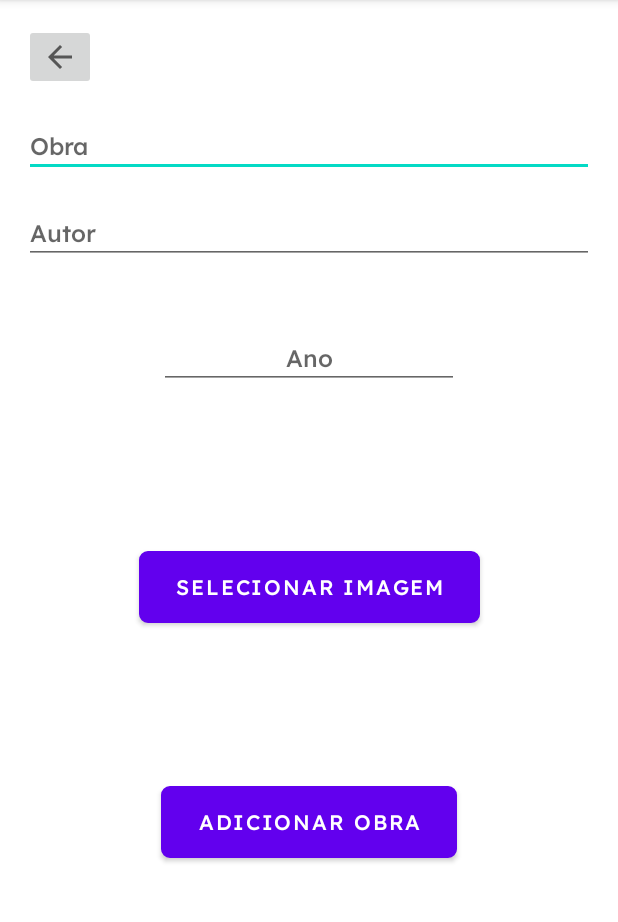
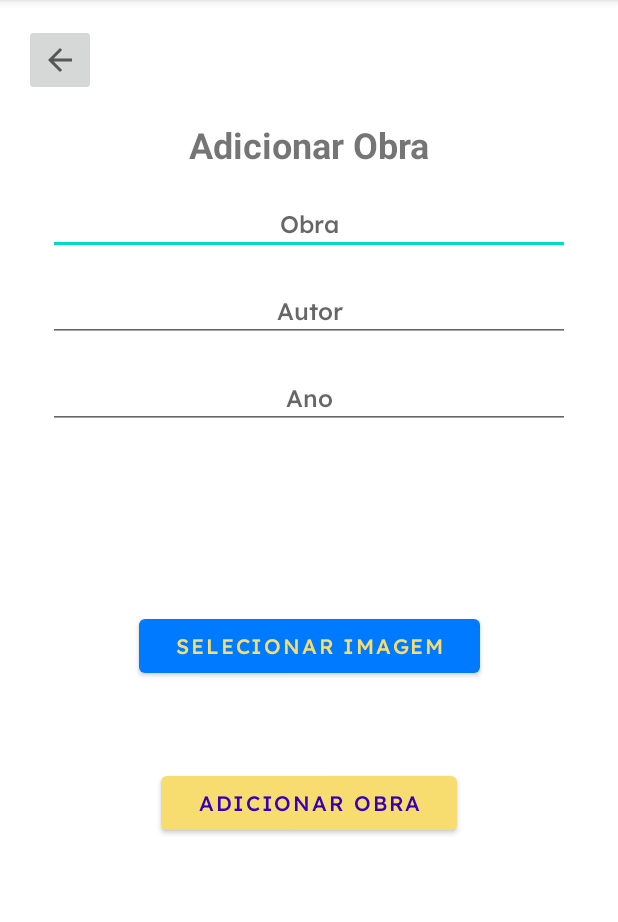
Before and after one commit to Ian-LS-Cesar/DaltonismoArtistico, an Android app: the TelaAdmin screen opened directly, with no data from a screen before it, after a tap on "ADICIONAR OBRA", on a phone screen of 412 x 824 dp, the part 84-1006 px from its top. Run offline under Robolectric (Android 15) with nearby library versions, the phone set to English and light mode, and no system bars; our stand-ins replace Firebase (no records; nobody signed in at launch, a user with empty details on screens opened directly).

Commit message:
Design aprimorado

```diff
--- a/app/src/main/java/com/example/trabalhonarak/TelaLogin.kt
+++ b/app/src/main/java/com/example/trabalhonarak/TelaLogin.kt
@@ -36,8 +36,8 @@ class TelaLogin : AppCompatActivity() {
                 // Se as credenciais coincidirem, exibir mensagem de sucesso
                 val message = "Login bem-sucedido como administrador!"
                 Toast.makeText(this, message, Toast.LENGTH_SHORT).show()
+                startActivity(intent)
 
-                startActivity(intent)
             }else if (username == "" || password == ""){
                 val message = "Por favor, preencha os campos!"
                 Toast.makeText(this, message, Toast.LENGTH_SHORT).show()
--- a/app/src/main/java/com/example/trabalhonarak/Tela_Admin.kt
+++ b/app/src/main/java/com/example/trabalhonarak/Tela_Admin.kt
@@ -13,7 +13,6 @@ class TelaAdmin : AppCompatActivity() {
 
     private lateinit var btnVoltarLogin: ImageButton
     private lateinit var btnInserirObraTela: Button
-    private lateinit var btnGaleria: Button
     private lateinit var btnAlterarObras: Button
     private lateinit var btnRemoverObras: Button
 
@@ -24,7 +23,6 @@ class TelaAdmin : AppCompatActivity() {
 
         btnInserirObraTela = findViewById(R.id.botaoInserirObraTela)
         btnVoltarLogin = findViewById(R.id.botaoVoltarLogin)
-        btnGaleria = findViewById(R.id.botaoGaleria)
         btnAlterarObras = findViewById(R.id.botaoAlterarObras)
         btnRemoverObras = findViewById(R.id.botaoRemoverObras)
 
@@ -40,9 +38,6 @@ class TelaAdmin : AppCompatActivity() {
             irParaInserirObra()
         }
 
-        btnGaleria.setOnClickListener{
-            irParaGaleria()
-        }
 
         btnAlterarObras.setOnClickListener{
             irParaAlterar()
--- a/app/src/main/java/com/example/trabalhonarak/Tela_Remover_Obra.kt
+++ b/app/src/main/java/com/example/trabalhonarak/Tela_Remover_Obra.kt
@@ -26,6 +26,7 @@ class TelaRemoverObras : AppCompatActivity() {
             val nomeObra = edtNomeObra.text.toString()
             if (nomeObra.isNotEmpty()) {
                 removerObraFirestore(nomeObra)
+                voltarAdmin()
             } else {
                 Toast.makeText(this, "Por favor, insira o nome da obra.", Toast.LENGTH_SHORT).show()
             }
--- a/app/src/main/res/drawable/button_background.xml
+++ /dev/null
@@ -1,12 +0,0 @@
-<shape xmlns:android="http://schemas.android.com/apk/res/android"
-    android:shape="rectangle">
-    <gradient
-        android:angle="45"
-        android:centerColor="#009688"
-        android:endColor="#006064"
-        android:startColor="#009688" />
-    <corners android:radius="5dp" />
-    <stroke
-        android:width="1dp"
-        android:color="#000000" />
-</shape>
--- a/app/src/main/res/layout/activity_obra_details.xml
+++ b/app/src/main/res/layout/activity_obra_details.xml
@@ -10,8 +10,8 @@
 
     <ImageButton
         android:id="@+id/botaoVoltarGaleria"
-        android:layout_width="wrap_content"
-        android:layout_height="wrap_content"
+        android:layout_width="48dp"
+        android:layout_height="48dp"
         android:layout_marginStart="16dp"
         android:layout_marginTop="16dp"
         app:layout_constraintStart_toStartOf="parent"
--- a/app/src/main/res/layout/tela_inserir_obra.xml
+++ b/app/src/main/res/layout/tela_inserir_obra.xml
@@ -8,25 +8,37 @@
 
     <ImageButton
         android:id="@+id/botaoVoltarTelaAdmin"
-        android:layout_width="wrap_content"
-        android:layout_height="wrap_content"
+        android:layout_width="48dp"
+        android:layout_height="48dp"
         android:layout_marginStart="16dp"
         android:layout_marginTop="16dp"
         app:layout_constraintStart_toStartOf="parent"
         app:layout_constraintTop_toTopOf="parent"
         app:srcCompat="?attr/homeAsUpIndicator" />
 
+    <TextView
+        android:layout_width="wrap_content"
+        android:layout_height="wrap_content"
+        android:layout_marginTop="16dp"
+        android:text="Adicionar Obra"
+        android:textSize="24sp"
+        android:textStyle="bold"
+        app:layout_constraintEnd_toEndOf="parent"
+        app:layout_constraintStart_toStartOf="parent"
+        app:layout_constraintTop_toBottomOf="@+id/botaoVoltarTelaAdmin" />
+
     <EditText
         android:id="@+id/caixaNomeObra"
         android:layout_width="0dp"
         android:layout_height="wrap_content"
-        android:layout_marginStart="16dp"
-        android:layout_marginTop="16dp"
-        android:layout_marginEnd="16dp"
+        android:layout_marginStart="32dp"
+        android:layout_marginTop="64dp"
+        android:layout_marginEnd="32dp"
         android:ems="10"
         android:fontFamily="@font/lexend_medium"
         android:hint="Obra"
         android:inputType="text"
+        android:textAlignment="center"
         android:textSize="16sp"
         app:layout_constraintEnd_toEndOf="parent"
         app:layout_constraintStart_toStartOf="parent"
@@ -36,24 +48,25 @@
         android:id="@+id/caixaAutor"
         android:layout_width="0dp"
         android:layout_height="wrap_content"
-        android:layout_marginStart="16dp"
+        android:layout_marginStart="32dp"
         android:layout_marginTop="16dp"
-        android:layout_marginEnd="16dp"
+        android:layout_marginEnd="32dp"
         android:ems="10"
         android:fontFamily="@font/lexend_medium"
         android:hint="Autor"
         android:inputType="text"
+        android:textAlignment="center"
         android:textSize="16sp"
         app:layout_constraintEnd_toEndOf="parent"
         app:layout_constraintStart_toStartOf="parent"
         app:layout_constraintTop_toBottomOf="@+id/caixaNomeObra" />
 
     <EditText android:id="@+id/caixaAno"
-        android:layout_width="wrap_content"
+        android:layout_width="0dp"
         android:layout_height="wrap_content"
-        android:layout_marginStart="122dp"
-        android:layout_marginTop="41dp"
-        android:layout_marginEnd="122dp"
+        android:layout_marginStart="32dp"
+        android:layout_marginTop="16dp"
+        android:layout_marginEnd="32dp"
         android:ems="10" android:fontFamily="@font/lexend_medium"
         android:hint="Ano"
         android:inputType="number"
@@ -61,8 +74,7 @@
         android:textSize="16sp"
         app:layout_constraintEnd_toEndOf="parent"
         app:layout_constraintStart_toStartOf="parent"
-        app:layout_constraintTop_toBottomOf="@+id/caixaAutor"
-        app:layout_constraintVertical_bias="0.5" />
+        app:layout_constraintTop_toBottomOf="@+id/caixaAutor" />
 
     <Button
 
@@ -73,10 +85,10 @@
         android:layout_marginTop="108dp"
         android:layout_marginEnd="90dp"
         android:layout_marginBottom="44dp"
-        android:background="@drawable/button_background"
         android:fontFamily="@font/lexend_medium"
         android:text="Selecionar Imagem"
-        android:textColor="@color/white"
+        app:backgroundTint="@color/blue"
+        android:textColor="@color/yellow"
         app:layout_constraintBottom_toTopOf="@+id/botaoAdicionarObra"
         app:layout_constraintEnd_toEndOf="parent"
         app:layout_constraintStart_toStartOf="parent"
@@ -90,12 +102,14 @@
         android:layout_marginStart="106dp"
         android:layout_marginEnd="106dp"
         android:layout_marginBottom="196dp"
-        android:background="@drawable/button_background"
         android:fontFamily="@font/lexend_medium"
         android:text="Adicionar Obra"
-        android:textColor="@color/white"
+        app:backgroundTint="@color/yellow"
+        android:textColor="@color/purple_700"
         app:layout_constraintBottom_toBottomOf="parent"
         app:layout_constraintEnd_toEndOf="parent"
-        app:layout_constraintStart_toStartOf="parent" />
+        app:layout_constraintStart_toStartOf="parent"
+        app:layout_constraintTop_toBottomOf="@+id/botaoEscolherImagem"
+        app:layout_constraintVertical_bias="0.4" />
 
 </androidx.constraintlayout.widget.ConstraintLayout>
--- a/app/src/main/res/values/colors.xml
+++ b/app/src/main/res/values/colors.xml
@@ -7,4 +7,10 @@
     <color name="teal_700">#FF018786</color>
     <color name="black">#FF000000</color>
     <color name="white">#FFFFFFFF</color>
+    <color name="light_gray">#F7F7F7</color>
+    <color name="divider">#CCCCCC</color>
+    <color name="blue">#007bff</color>
+    <color name="green">#8BC34A</color>
+    <color name="yellow">#f7dc6f</color>
+    <color name="purple">#7a288a</color>
 </resources>
```
Also changed, not shown: app/src/main/java/com/example/trabalhonarak/TelaAlterarObras.kt (+12 -1 lines), app/src/main/res/layout/activity_main.xml (+37 -17 lines), app/src/main/res/layout/admin_tela.xml (+12 -30 lines), app/src/main/res/layout/alterar_obras.xml (+48 -8 lines), app/src/main/res/layout/remover_obras.xml (+17 -4 lines), app/src/main/res/layout/tela_listar_obras.xml (+14 -7 lines), app/src/main/res/layout/tela_login.xml (+8 -6 lines).
